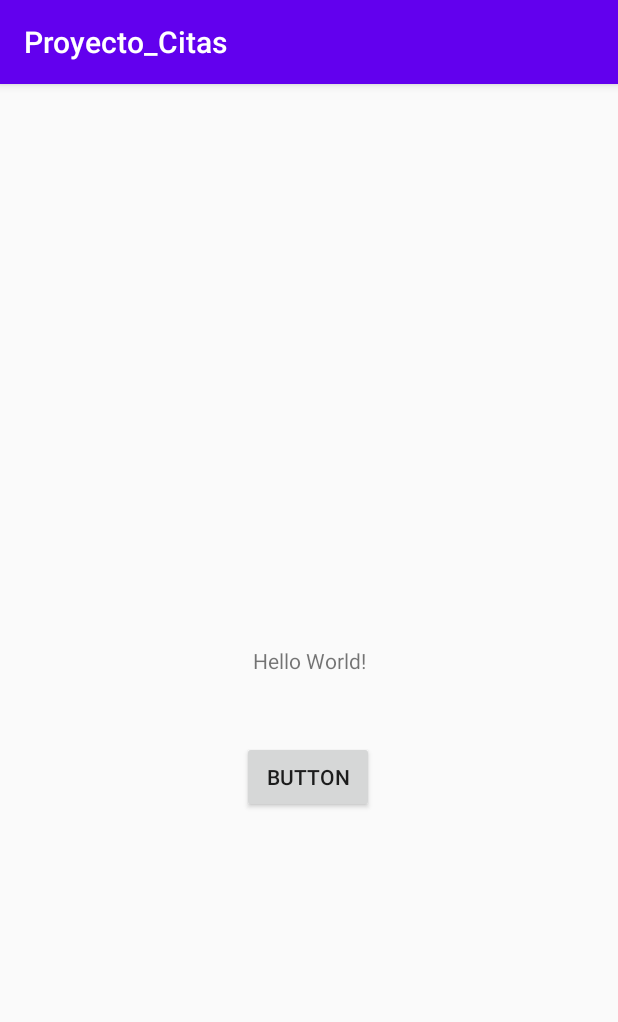
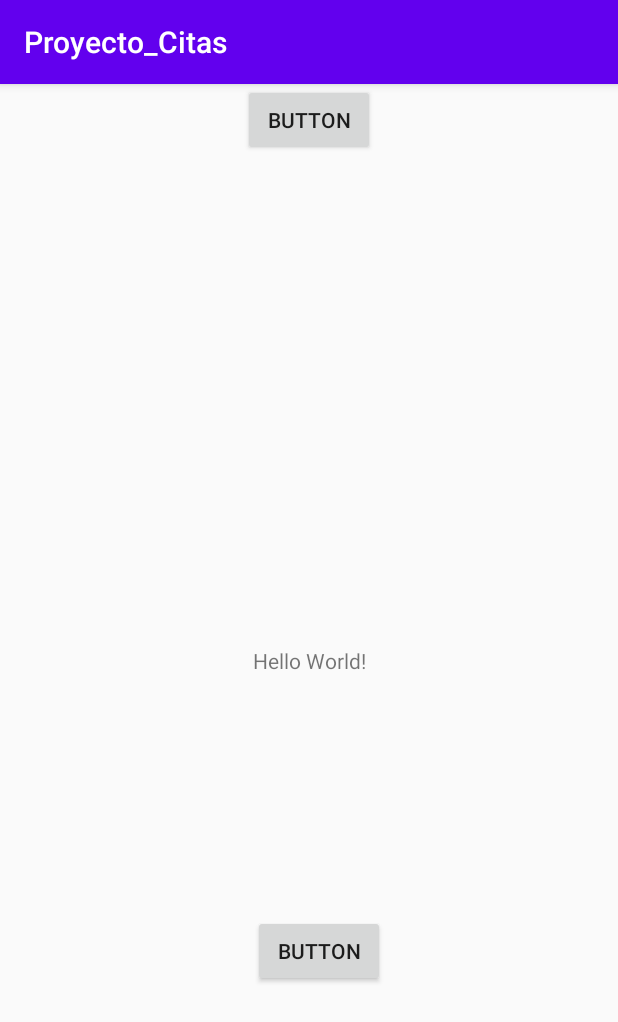
Before and after one commit to n0ctun0/Proyecto_Citas, an Android app: the screen it shows after launch (MainActivity), on a phone screen of 412 x 824 dp. Shown: the top 1022 px of the screen. Run offline under Robolectric (Android 15) with nearby library versions, the phone set to English and light mode, and no system bars.

Commit message:
prueba 5

```diff
--- a/app/src/main/res/layout/activity_main.xml
+++ b/app/src/main/res/layout/activity_main.xml
@@ -4,6 +4,8 @@
     xmlns:tools="http://schemas.android.com/tools"
     android:layout_width="match_parent"
     android:layout_height="match_parent"
+
+
     tools:context=".MainActivity">
 
     <TextView
@@ -20,11 +22,20 @@
         android:id="@+id/button"
         android:layout_width="wrap_content"
         android:layout_height="wrap_content"
-        android:layout_marginTop="44dp"
+        android:layout_marginTop="160dp"
         android:text="Button"
         app:layout_constraintEnd_toEndOf="parent"
-        app:layout_constraintHorizontal_bias="0.498"
+        app:layout_constraintHorizontal_bias="0.52"
         app:layout_constraintStart_toStartOf="parent"
         app:layout_constraintTop_toBottomOf="@+id/textView" />
 
+    <Button
+        android:id="@+id/button2"
+        android:layout_width="wrap_content"
+        android:layout_height="wrap_content"
+        android:text="Button"
+        app:layout_constraintEnd_toEndOf="parent"
+        app:layout_constraintStart_toStartOf="parent"
+        app:layout_constraintTop_toTopOf="parent" />
+
 </androidx.constraintlayout.widget.ConstraintLayout>
```
